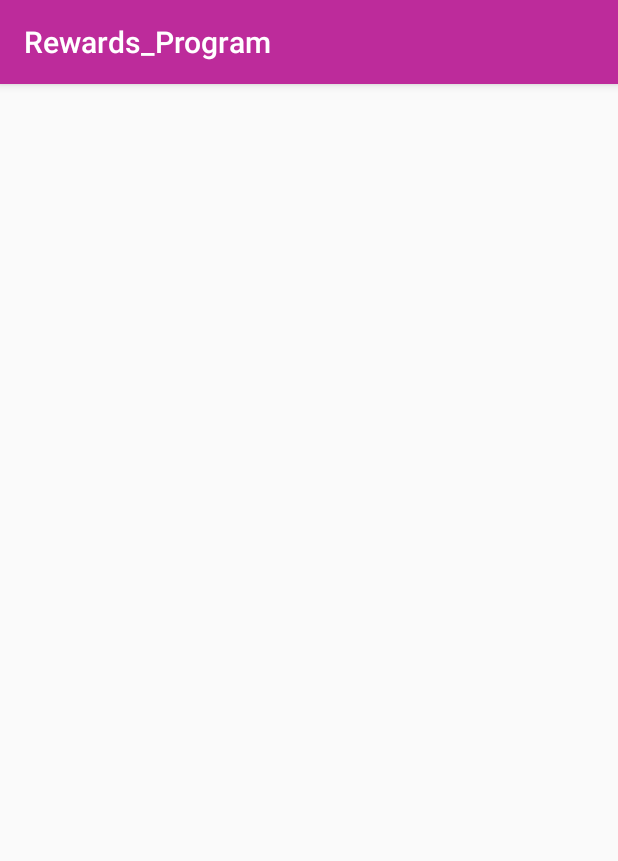
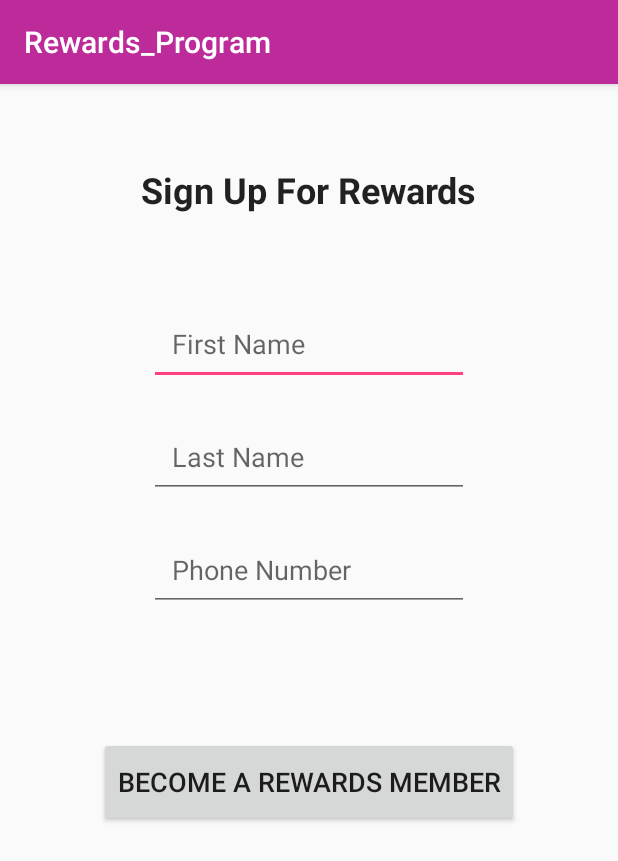
Before and after one commit to Yahiaseidi/Rewards_Program, an Android app: the AddNewMember screen opened directly, with no data from a screen before it, on a phone screen of 412 x 824 dp. Shown: the top 861 px of the screen. Run offline under Robolectric (Android 15) with nearby library versions, the phone set to English and light mode, and no system bars.

Commit message:
Modified the home page and added text fields and button to AddNewMember page. Also, added validation to phone number field on AddNewMember page.

```diff
--- a/app/src/main/java/com/example/yahia/rewards_program/AddNewMember.java
+++ b/app/src/main/java/com/example/yahia/rewards_program/AddNewMember.java
@@ -2,12 +2,29 @@ package com.example.yahia.rewards_program;
 
 import android.support.v7.app.AppCompatActivity;
 import android.os.Bundle;
+import android.view.View;
+import android.widget.EditText;
 
 public class AddNewMember extends AppCompatActivity {
+
+    EditText newPhoneNumber;
 
     @Override
     protected void onCreate(Bundle savedInstanceState) {
         super.onCreate(savedInstanceState);
         setContentView(R.layout.activity_add_new_member);
+
+        newPhoneNumber = (EditText)findViewById(R.id.newPhoneNumber);
+
+        newPhoneNumber.setOnFocusChangeListener(new View.OnFocusChangeListener() {
+            @Override
+            public void onFocusChange(View v, boolean hasFocus){
+                if(newPhoneNumber.getText().length() < 10)
+                {
+                    newPhoneNumber.setError("Invalid Phone #");
+                }
+            }
+        });
+
     }
 }
--- a/app/src/main/res/layout/activity_add_new_member.xml
+++ b/app/src/main/res/layout/activity_add_new_member.xml
@@ -4,6 +4,76 @@
     xmlns:tools="http://schemas.android.com/tools"
     android:layout_width="match_parent"
     android:layout_height="match_parent"
-    tools:context="com.example.yahia.rewards_program.AddNewMember">
+    tools:context="com.example.yahia.rewards_program.AddNewMember"
+    tools:layout_editor_absoluteY="89dp"
+    tools:layout_editor_absoluteX="0dp">
+
+    <RelativeLayout
+        android:layout_width="0dp"
+        android:layout_height="647dp"
+        tools:layout_editor_absoluteY="8dp"
+        app:layout_constraintRight_toRightOf="parent"
+        app:layout_constraintLeft_toLeftOf="parent">
+
+        <EditText
+            android:id="@+id/firstNameTxt"
+            android:layout_width="wrap_content"
+            android:layout_height="wrap_content"
+            android:layout_above="@+id/lastNameTxt"
+            android:layout_alignStart="@+id/lastNameTxt"
+            android:layout_marginBottom="20dp"
+            android:ems="10"
+            android:hint="@string/hintFirstName"
+            android:inputType="textPersonName"
+            android:padding="15dp" />
+
+        <EditText
+            android:id="@+id/lastNameTxt"
+            android:layout_width="wrap_content"
+            android:layout_height="wrap_content"
+            android:layout_above="@+id/newPhoneNumber"
+            android:layout_alignStart="@+id/newPhoneNumber"
+            android:layout_marginBottom="20dp"
+            android:ems="10"
+            android:hint="@string/hintLastName"
+            android:inputType="textPersonName"
+            android:padding="15dp" />
+
+        <EditText
+            android:id="@+id/newPhoneNumber"
+            android:layout_width="wrap_content"
+            android:layout_height="wrap_content"
+            android:layout_centerHorizontal="true"
+            android:layout_centerVertical="true"
+            android:ems="10"
+            android:hint="@string/hintPhoneNumber"
+            android:inputType="phone"
+            android:padding="15dp" />
+
+        <Button
+            android:id="@+id/createNewMember_btn"
+            style="@style/Widget.AppCompat.Button"
+            android:layout_width="wrap_content"
+            android:layout_height="60dp"
+            android:layout_below="@+id/newPhoneNumber"
+            android:layout_centerHorizontal="true"
+            android:layout_marginTop="84dp"
+            android:height="30dp"
+            android:elevation="0dp"
+            android:text="@string/createMember"
+            android:textSize="18sp" />
+
+        <TextView
+            android:id="@+id/newMemberTitle"
+            android:layout_width="wrap_content"
+            android:layout_height="wrap_content"
+            android:layout_alignParentTop="true"
+            android:layout_centerHorizontal="true"
+            android:layout_marginTop="54dp"
+            android:text="@string/newMemberTitle"
+            android:textAppearance="@style/TextAppearance.AppCompat.Body1"
+            android:textSize="24sp"
+            android:textStyle="bold" />
+    </RelativeLayout>
 
 </android.support.constraint.ConstraintLayout>
--- a/app/src/main/res/layout/activity_main.xml
+++ b/app/src/main/res/layout/activity_main.xml
@@ -23,9 +23,9 @@
                 style="@android:style/Widget.Button.Toggle"
                 android:layout_width="wrap_content"
                 android:layout_height="wrap_content"
-                android:layout_alignParentBottom="true"
-                android:layout_marginBottom="95dp"
-                android:layout_toStartOf="@+id/imageView"
+                android:layout_below="@+id/textView3"
+                android:layout_centerHorizontal="true"
+                android:layout_marginTop="40dp"
                 android:width="@android:dimen/thumbnail_width"
                 android:height="70dp"
                 android:onClick="goToEnterAlternateID"
@@ -37,9 +37,9 @@
                 style="@android:style/Widget.Button.Toggle"
                 android:layout_width="wrap_content"
                 android:layout_height="wrap_content"
-                android:layout_alignBaseline="@+id/alternateID_btn"
-                android:layout_alignBottom="@+id/alternateID_btn"
-                android:layout_toEndOf="@+id/imageView"
+                android:layout_alignStart="@+id/alternateID_btn"
+                android:layout_alignTop="@+id/alternateID_btn"
+                android:layout_marginTop="85dp"
                 android:width="@android:dimen/thumbnail_width"
                 android:height="70dp"
                 android:onClick="goToAddNewMember"
@@ -52,7 +52,7 @@
                 android:layout_height="wrap_content"
                 android:layout_alignParentTop="true"
                 android:layout_centerHorizontal="true"
-                android:layout_marginTop="36dp"
+                android:layout_marginTop="30dp"
                 app:srcCompat="@drawable/money" />
 
             <TextView
@@ -61,12 +61,14 @@
                 android:layout_height="wrap_content"
                 android:layout_below="@+id/imageView"
                 android:layout_centerHorizontal="true"
+                android:layout_centerVertical="true"
+                android:layout_marginTop="20dp"
                 android:fontFamily="sans-serif"
-                android:text="Welcome To Sammy's Mini Mart!"
+                android:text="@string/mainActivityWelcome"
                 android:textAllCaps="false"
                 android:textAppearance="@style/TextAppearance.AppCompat.Headline"
                 android:textColor="@android:color/holo_green_light"
-                android:textSize="60sp"
+                android:textSize="36sp"
                 android:textStyle="bold"
                 android:typeface="serif" />
 
--- a/app/src/main/res/values/strings.xml
+++ b/app/src/main/res/values/strings.xml
@@ -6,4 +6,10 @@
     <string name="alternateID">Enter Alternate ID</string>
     <string name="newMember">New Rewards Member</string>
     <string name="Admin">Admin View</string>
+    <string name="createMember">Become a Rewards Member</string>
+    <string name="newMemberTitle">Sign Up For Rewards</string>
+    <string name="hintFirstName">First Name</string>
+    <string name="hintLastName">Last Name</string>
+    <string name="hintPhoneNumber">Phone Number</string>
+    <string name="mainActivityWelcome">Welcome To Sammy\'s Mini Mart!</string>
 </resources>
```
